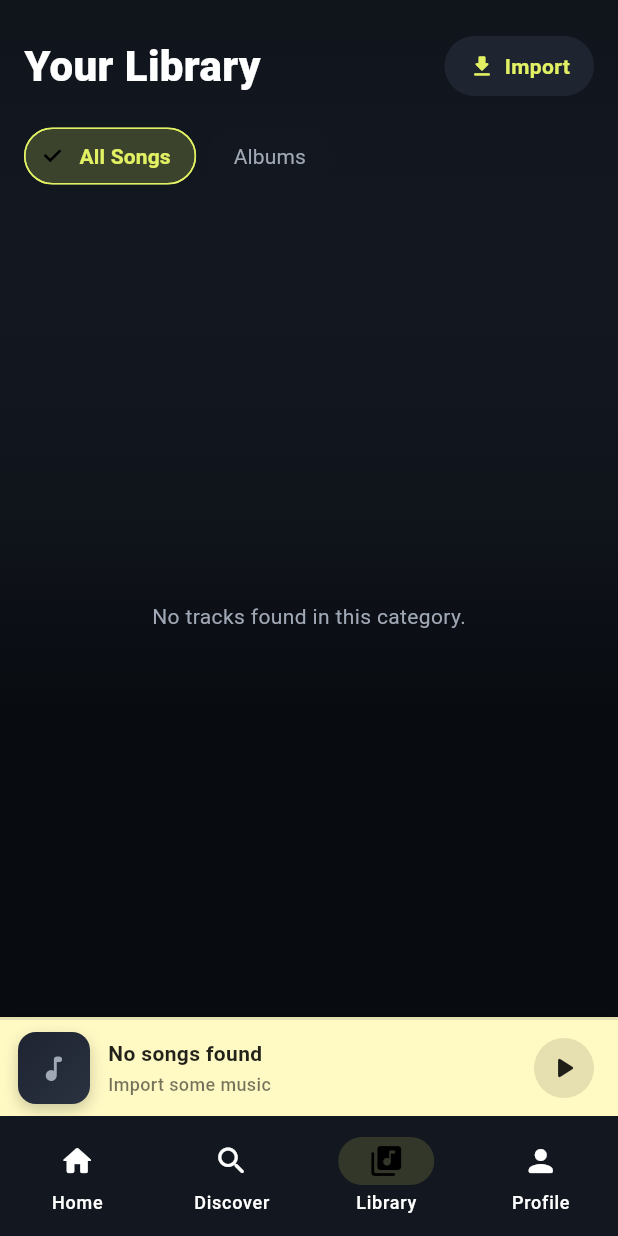
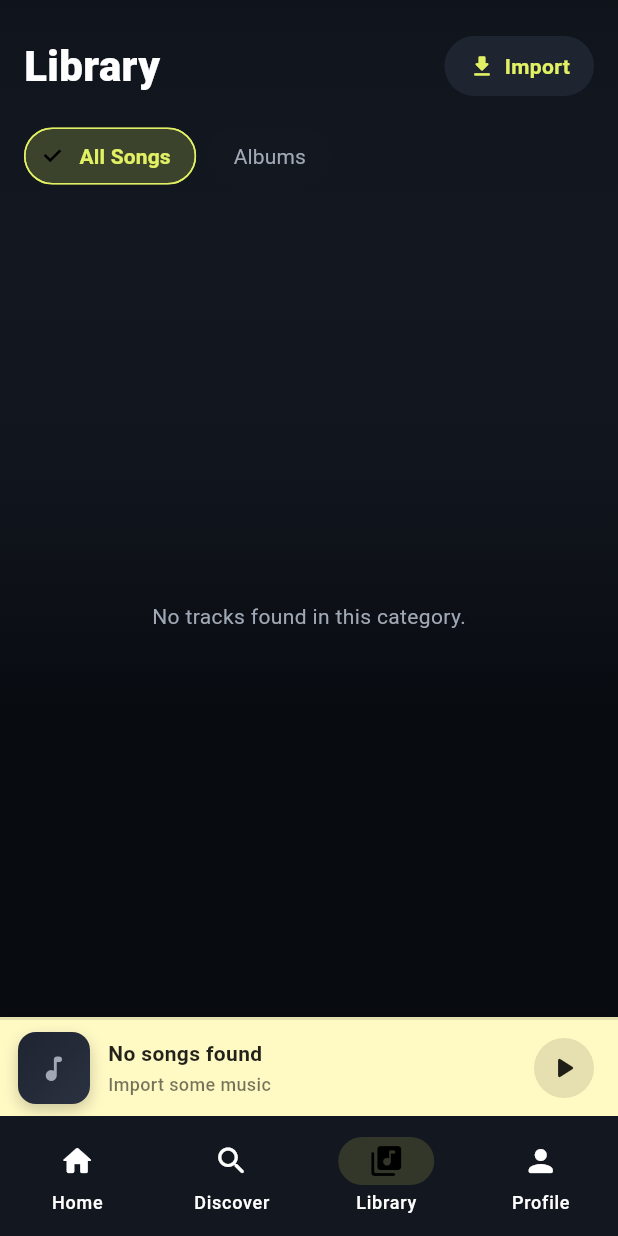
Before and after one commit to Alisonpinto/Songify, a Flutter app: the screen it shows after launch, item 3 of the bottom bar chosen, on a phone screen of 412 x 824 dp. Run offline on Flutter 3.47's test engine with Material 3 defaults, Android fonts, the phone set to English and light mode, and no system bars; our stand-ins replace just_audio, just_audio_background, on_audio_query, permission_handler, shared_preferences, supabase_flutter; missing offline and left inert: jiosaavn, random_avatar; accounts and stored records are empty.

```diff
--- a/lib/screens/library_screen.dart
+++ b/lib/screens/library_screen.dart
@@ -37,7 +37,7 @@ class LibraryScreen extends StatelessWidget {
                   mainAxisAlignment: MainAxisAlignment.spaceBetween,
                   children: [
                     const Text(
-                      "Your Library",
+                      "Library",
                       style: TextStyle(
                         fontSize: 28,
                         fontWeight: FontWeight.w800,
```
